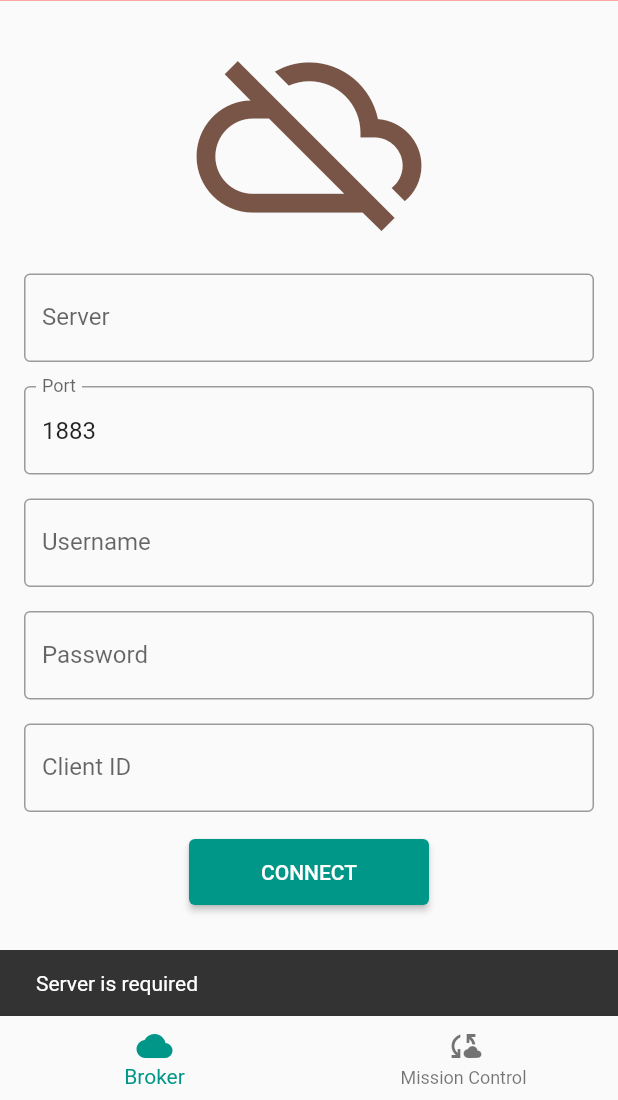
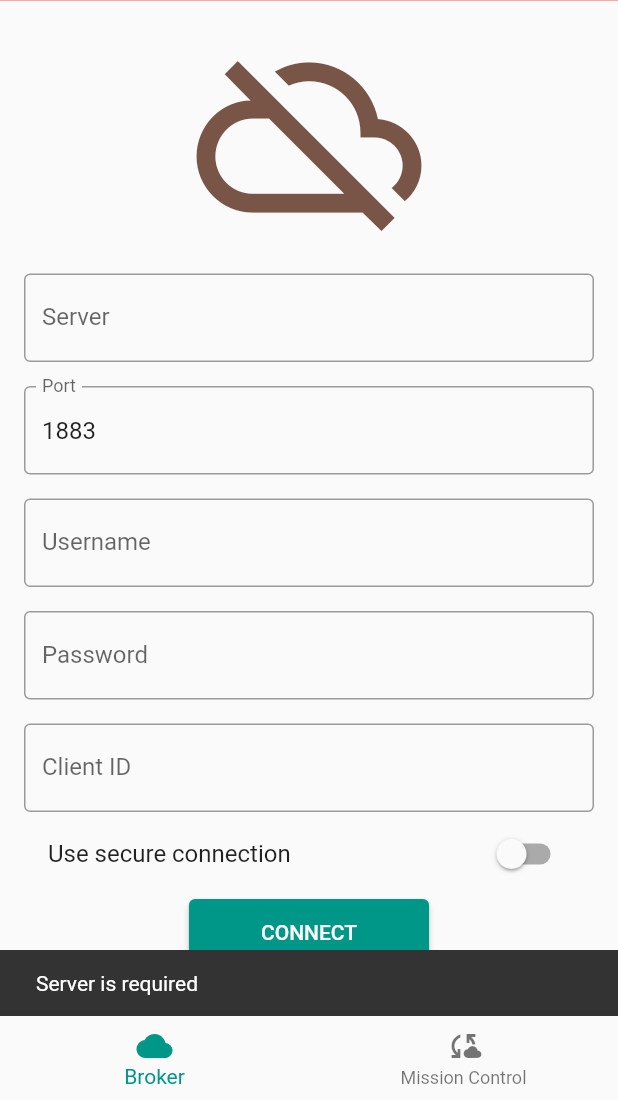
Before and after one commit to ahdzlee/iPBL2023-PreTraining, a Flutter app: the screen it shows after launch, after a tap on "CONNECT", on a phone screen of 412 x 824 dp, the part 136-1236 px from its top. Run offline on Flutter 3.47's test engine with Material 2 defaults, Android fonts, the light colour scheme and no system bars; our stand-ins replace flutter_hooks, hooks_riverpod; missing offline and left inert: mqtt_client.

Commit message:
control the usage of secure connection via broker view

```diff
--- a/mobile/lights_up/lib/constants/app.dart
+++ b/mobile/lights_up/lib/constants/app.dart
@@ -11,6 +11,7 @@ const kStrPort = 'Port';
 const kStrUsername = 'Username';
 const kStrPassword = 'Password';
 const kStrClientId = 'Client ID';
+const kStrUseSecure = 'Use secure connection';
 const kStrConnect = 'CONNECT';
 const kStrDisconnect = 'DISCONNECT';
 const kStrConnected = 'Connected';
--- a/mobile/lights_up/lib/views/broker/broker_view.dart
+++ b/mobile/lights_up/lib/views/broker/broker_view.dart
@@ -41,6 +41,7 @@ class BrokerView extends HookConsumerWidget {
     final username = useRef('');
     final password = useRef('');
     final clientId = useRef('');
+    final useSecure = useState(false);
 
     useEffect(() {
       serverController.addListener(() {
@@ -84,6 +85,7 @@ class BrokerView extends HookConsumerWidget {
         username: username.value,
         password: password.value,
         clientId: clientId.value,
+        useSecure: useSecure.value,
       );
 
       final isConnected = ref.read(isConnectedProvider);
@@ -190,7 +192,11 @@ class BrokerView extends HookConsumerWidget {
                 labelText: kStrClientId,
               ),
             ),
-            const SizedBox(height: 16),
+            SwitchListTile(
+              title: const Text(kStrUseSecure),
+              value: useSecure.value,
+              onChanged: (value) => useSecure.value = value,
+            ),
             connState == AppConnectionState.connecting
                 ? const CircularProgressIndicator()
                 : ElevatedButton(
```
